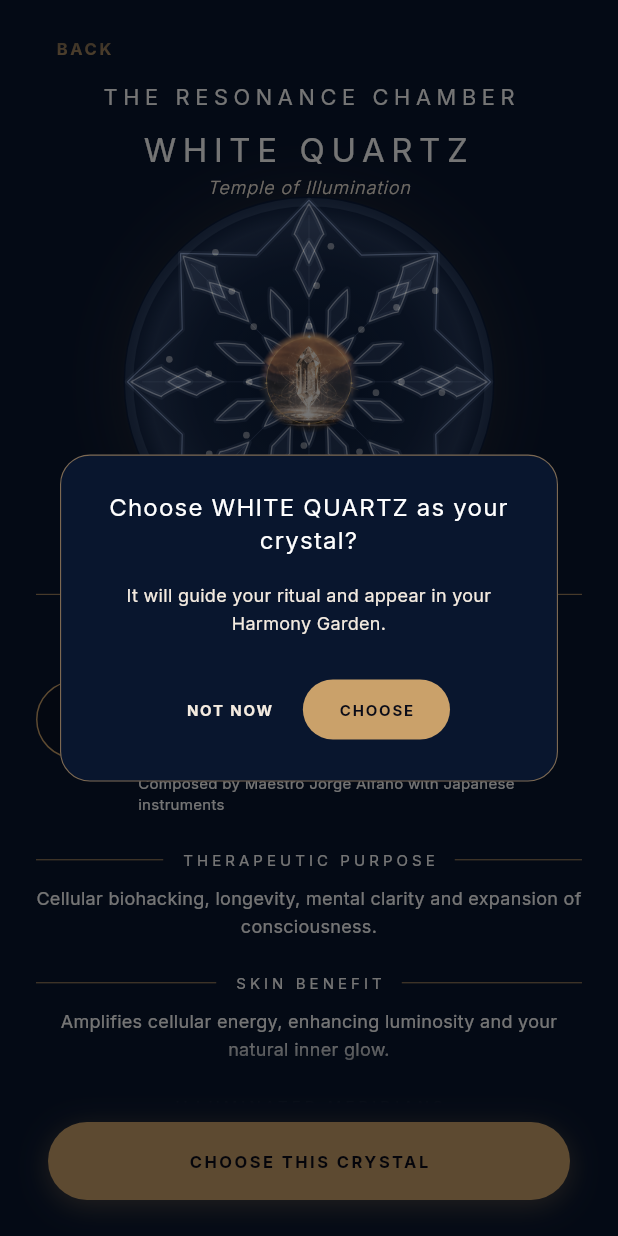
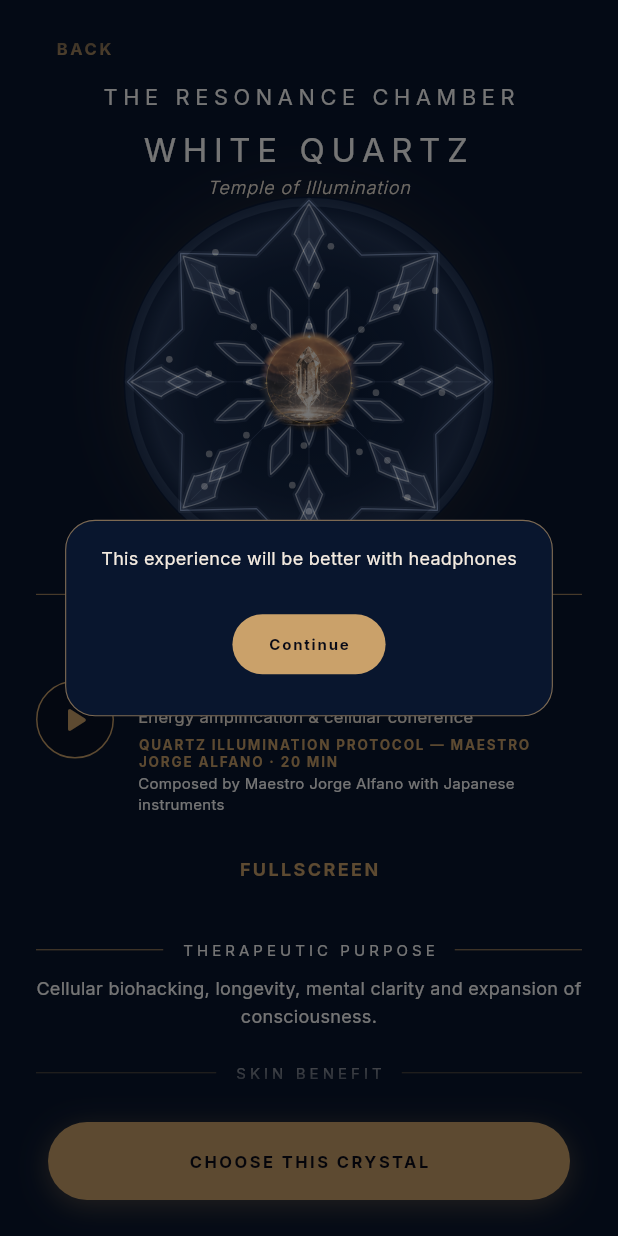
Before and after one commit to RanRodri/Hikaru, a Flutter app: the CrystalResonanceScreen screen opened directly with empty values, on a phone screen of 412 x 824 dp. Run offline on Flutter 3.47's test engine with Material 3 defaults, Android fonts, the phone set to English and light mode, and no system bars; our stand-ins replace audioplayers, flutter_riverpod, flutter_svg, go_router, riverpod_annotation, shared_preferences; accounts and stored records are empty; generated files the repository leaves out were written again; project files that could hold a hidden picture were left out.

Commit message:
Move the cymatic seal aside and open it fullscreen.
On play the crystal seal eases to the bottom of the pattern. Playback waits for a headphones note. A fullscreen control, and rotating the device, shows the cymatic in landscape without overlays and returns to portrait on exit.

Co-authored-by: RanRodri <RanRodri@users.noreply.github.com>

```diff
--- a/lib/features/resonance_chamber/presentation/crystal_resonance_screen.dart
+++ b/lib/features/resonance_chamber/presentation/crystal_resonance_screen.dart
@@ -4,6 +4,7 @@ import 'dart:math' as math;
 import 'package:audioplayers/audioplayers.dart';
 import 'package:flutter/foundation.dart';
 import 'package:flutter/material.dart';
+import 'package:flutter/services.dart';
 import 'package:flutter_riverpod/flutter_riverpod.dart';
 import 'package:go_router/go_router.dart';
 
@@ -38,8 +39,8 @@ class CrystalResonanceScreen extends ConsumerStatefulWidget {
       _CrystalResonanceScreenState();
 }
 
-class _CrystalResonanceScreenState
-    extends ConsumerState<CrystalResonanceScreen> {
+class _CrystalResonanceScreenState extends ConsumerState<CrystalResonanceScreen>
+    with WidgetsBindingObserver {
   static const double _horizontalPadding = AppSpacing.s24;
   static const double _heroScreenRatio = 0.3;
   static const double _minHeroHeight = 180;
@@ -51,13 +52,22 @@ class _CrystalResonanceScreenState
   late final StreamSubscription<Duration> _positionSubscription;
   bool _isPlaying = false;
   bool _isAudioUnavailable = false;
+  bool _immersive = false;
   CymaticEnvelope? _envelope;
+
+  static const List<DeviceOrientation> _rotatable = [
+    DeviceOrientation.portraitUp,
+    DeviceOrientation.landscapeLeft,
+    DeviceOrientation.landscapeRight,
+  ];
 
   Crystal get _crystal => widget.crystal;
 
   @override
   void initState() {
     super.initState();
+    WidgetsBinding.instance.addObserver(this);
+    unawaited(_setOrientations(_rotatable));
     _playerStateSubscription = _player.onPlayerStateChanged.listen(
       _handlePlayerStateChanged,
     );
@@ -65,17 +75,80 @@ class _CrystalResonanceScreenState
       _position.value = position;
     });
     _loadEnvelope();
-    _startFrequency();
-    WidgetsBinding.instance.addPostFrameCallback((_) => _offerSelection());
+    WidgetsBinding.instance.addPostFrameCallback((_) {
+      unawaited(_preparePlayback());
+    });
   }
 
   @override
   void dispose() {
+    WidgetsBinding.instance.removeObserver(this);
+    unawaited(_setOrientations(const [DeviceOrientation.portraitUp]));
+    unawaited(_setUiMode(SystemUiMode.edgeToEdge));
     _playerStateSubscription.cancel();
     _positionSubscription.cancel();
     _position.dispose();
     _player.dispose();
     super.dispose();
+  }
+
+  @override
+  void didChangeMetrics() {
+    if (!mounted) return;
+    final views = WidgetsBinding.instance.platformDispatcher.views;
+    if (views.isEmpty) return;
+    final size = views.first.physicalSize;
+    final landscape = size.width > size.height;
+    if (landscape == _immersive) return;
+    setState(() => _immersive = landscape);
+    unawaited(
+      _setUiMode(
+        landscape ? SystemUiMode.immersiveSticky : SystemUiMode.edgeToEdge,
+      ),
+    );
+  }
+
+  Future<void> _setOrientations(List<DeviceOrientation> orientations) async {
+    try {
+      await SystemChrome.setPreferredOrientations(orientations);
+    } catch (_) {
+      // Tests and platforms without an orientation channel keep the current UI.
+    }
+  }
+
+  Future<void> _setUiMode(SystemUiMode mode) async {
+    try {
+      await SystemChrome.setEnabledSystemUIMode(mode);
+    } catch (_) {}
+  }
+
+  Future<void> _enterFullscreen() async {
+    setState(() => _immersive = true);
+    await _setOrientations(const [
+      DeviceOrientation.landscapeLeft,
+      DeviceOrientation.landscapeRight,
+    ]);
+    await _setUiMode(SystemUiMode.immersiveSticky);
+  }
+
+  Future<void> _exitFullscreen() async {
+    if (mounted) setState(() => _immersive = false);
+    await _setOrientations(const [DeviceOrientation.portraitUp]);
+    await _setUiMode(SystemUiMode.edgeToEdge);
+    await _setOrientations(_rotatable);
+  }
+
+  Future<void> _preparePlayback() async {
+    if (!mounted) return;
+    await showDialog<void>(
+      context: context,
+      barrierDismissible: false,
+      builder: (context) => const _HeadphonesDialog(),
+    );
+    if (!mounted) return;
+    await _startFrequency();
+    if (!mounted) return;
+    await _offerSelection();
   }
 
   Future<void> _loadEnvelope() async {
@@ -148,6 +221,34 @@ class _CrystalResonanceScreenState
     );
     final isSelected = ref.watch(selectedCrystalProvider).value == _crystal;
 
+    final hero = _CrystalHero(
+      crystal: _crystal,
+      playing: _isPlaying && !_isAudioUnavailable,
+      envelope: _envelope,
+      playbackPosition: _position,
+    );
+
+    if (_immersive) {
+      return PopScope(
+        canPop: false,
+        onPopInvokedWithResult: (didPop, _) {
+          if (!didPop) unawaited(_exitFullscreen());
+        },
+        child: Scaffold(
+          backgroundColor: resonanceChamberColor,
+          body: GestureDetector(
+            onTap: () => unawaited(_exitFullscreen()),
+            behavior: HitTestBehavior.opaque,
+            child: Semantics(
+              button: true,
+              label: 'Exit fullscreen',
+              child: hero,
+            ),
+          ),
+        ),
+      );
+    }
+
     return Scaffold(
       backgroundColor: resonanceChamberColor,
       body: Column(
@@ -166,21 +267,14 @@ class _CrystalResonanceScreenState
                   child: _BackButton(onPressed: _handleBackPressed),
                 ),
                 _CrystalIntroduction(crystal: _crystal),
-                SizedBox(
-                  height: heroHeight,
-                  child: _CrystalHero(
-                    crystal: _crystal,
-                    playing: _isPlaying && !_isAudioUnavailable,
-                    envelope: _envelope,
-                    playbackPosition: _position,
-                  ),
-                ),
+                SizedBox(height: heroHeight, child: hero),
                 const SizedBox(height: AppSpacing.s12),
                 _FrequencyPlayer(
                   crystal: _crystal,
                   isPlaying: _isPlaying,
                   isUnavailable: _isAudioUnavailable,
                   onToggle: _handleTogglePlayback,
+                  onFullscreen: () => unawaited(_enterFullscreen()),
                 ),
                 const SizedBox(height: AppSpacing.s24),
                 _CrystalDetail(
@@ -378,6 +472,7 @@ class _FrequencyPlayer extends StatelessWidget {
     required this.isPlaying,
     required this.isUnavailable,
     required this.onToggle,
+    required this.onFullscreen,
   });
 
   static const double _buttonSize = AppSpacing.s52;
@@ -386,6 +481,7 @@ class _FrequencyPlayer extends StatelessWidget {
   final bool isPlaying;
   final bool isUnavailable;
   final VoidCallback onToggle;
+  final VoidCallback onFullscreen;
 
   @override
   Widget build(BuildContext context) {
@@ -467,6 +563,23 @@ class _FrequencyPlayer extends StatelessWidget {
             ),
           ],
         ),
+        const SizedBox(height: AppSpacing.s12),
+        Semantics(
+          button: true,
+          label: 'Fullscreen',
+          excludeSemantics: true,
+          child: TextButton(
+            onPressed: onFullscreen,
+            child: Text(
+              'FULLSCREEN',
+              style: AppTypography.subheadline.copyWith(
+                color: AppColors.champagneGold,
+                fontSize: AppFontSizes.s12,
+                letterSpacing: 1.6,
+              ),
+            ),
+          ),
+        ),
       ],
     );
   }
@@ -489,6 +602,47 @@ class _CrystalDetail extends StatelessWidget {
           Text(text, textAlign: TextAlign.center, style: _bodyStyle),
         ],
       ),
+    );
+  }
+}
+
+class _HeadphonesDialog extends StatelessWidget {
+  const _HeadphonesDialog();
+
+  @override
+  Widget build(BuildContext context) {
+    return AlertDialog(
+      backgroundColor: resonanceChamberColor,
+      shape: RoundedRectangleBorder(
+        borderRadius: BorderRadius.circular(AppRadii.r20),
+        side: BorderSide(
+          color: AppColors.champagneGold.withValues(alpha: 0.6),
+          width: 0.75,
+        ),
+      ),
+      content: Text(
+        'This experience will be better with headphones',
+        textAlign: TextAlign.center,
+        style: _bodyStyle.copyWith(color: AppColors.fog),
+      ),
+      actionsAlignment: MainAxisAlignment.center,
+      actions: [
+        FilledButton(
+          onPressed: () => Navigator.of(context).pop(),
+          style: FilledButton.styleFrom(
+            backgroundColor: AppColors.champagneGold,
+            foregroundColor: AppColors.darkIndigoBlue,
+            shape: const StadiumBorder(),
+          ),
+          child: Text(
+            'Continue',
+            style: AppTypography.subheadline.copyWith(
+              color: AppColors.darkIndigoBlue,
+              letterSpacing: 1.2,
+            ),
+          ),
+        ),
+      ],
     );
   }
 }
--- a/lib/features/resonance_chamber/presentation/cymatic_signature.dart
+++ b/lib/features/resonance_chamber/presentation/cymatic_signature.dart
@@ -376,8 +376,16 @@ class CymaticSignatureState extends State<CymaticSignature>
 
   @override
   Widget build(BuildContext context) {
+    final reduceMotion = MediaQuery.disableAnimationsOf(context);
     final seal = widget.showSeal
-        ? Center(
+        ? AnimatedAlign(
+            alignment: widget.playing
+                ? const Alignment(0, 0.86)
+                : Alignment.center,
+            duration: reduceMotion
+                ? Duration.zero
+                : const Duration(milliseconds: 700),
+            curve: Curves.easeInOutCubic,
             child: FractionallySizedBox(
               widthFactor: _sealFactor,
               heightFactor: _sealFactor,
```
Also changed, not shown: 1 other file.
